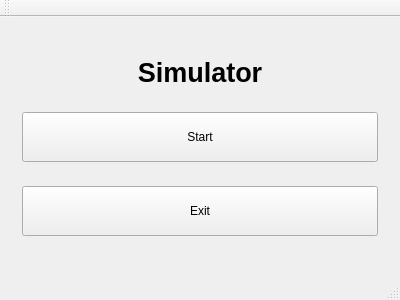
The window that simulator/simulator/mainwindow.ui (yart-group/yart) describes before a commit, drawn with Qt 5.
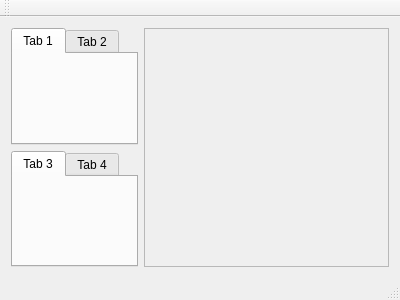
The same window after the commit. The open tabs and pages were chosen to show the change.

Commit message: remove main menu

The edit to the form file:
```diff
--- a/simulator/simulator/mainwindow.ui
+++ b/simulator/simulator/mainwindow.ui
@@ -16,87 +16,12 @@
   <widget class="QWidget" name="centralWidget">
    <layout class="QGridLayout" name="gridLayout">
     <item row="0" column="0">
-     <widget class="QStackedWidget" name="stackedWidget">
-      <property name="currentIndex">
-       <number>1</number>
-      </property>
-      <widget class="QWidget" name="mainMenu">
-       <layout class="QVBoxLayout" name="verticalLayout">
-        <item>
-         <widget class="QLabel" name="logoText">
+     <widget class="QTabWidget" name="upperTabs">
           <property name="sizePolicy">
-           <sizepolicy hsizetype="Preferred" vsizetype="Fixed">
+       <sizepolicy hsizetype="Maximum" vsizetype="Expanding">
             <horstretch>0</horstretch>
             <verstretch>0</verstretch>
            </sizepolicy>
-          </property>
-          <property name="font">
-           <font>
-            <pointsize>20</pointsize>
-            <weight>75</weight>
-            <bold>true</bold>
-           </font>
-          </property>
-          <property name="text">
-           <string>Simulator</string>
-          </property>
-          <property name="alignment">
-           <set>Qt::AlignCenter</set>
-          </property>
-         </widget>
-        </item>
-        <item>
-         <widget class="QPushButton" name="startButton">
-          <property name="minimumSize">
-           <size>
-            <width>0</width>
-            <height>50</height>
-           </size>
-          </property>
-          <property name="text">
-           <string>Start</string>
-          </property>
-         </widget>
-        </item>
-        <item>
-         <widget class="QPushButton" name="exitButton">
-          <property name="minimumSize">
-           <size>
-            <width>0</width>
-            <height>50</height>
-           </size>
-          </property>
-          <property name="sizeIncrement">
-           <size>
-            <width>0</width>
-            <height>0</height>
-           </size>
-          </property>
-          <property name="baseSize">
-           <size>
-            <width>0</width>
-            <height>0</height>
-           </size>
-          </property>
-          <property name="text">
-           <string>Exit</string>
-          </property>
-         </widget>
-        </item>
-       </layout>
-      </widget>
-      <widget class="QWidget" name="mainPage">
-       <layout class="QGridLayout" name="gridLayout_3">
-        <item row="0" column="0">
-         <widget class="QTabWidget" name="uppperTabs">
-          <property name="sizePolicy">
-           <sizepolicy hsizetype="Fixed" vsizetype="Expanding">
-            <horstretch>0</horstretch>
-            <verstretch>0</verstretch>
-           </sizepolicy>
-          </property>
-          <property name="tabShape">
-           <enum>QTabWidget::Rounded</enum>
           </property>
           <property name="currentIndex">
            <number>0</number>
@@ -119,7 +44,7 @@
         <item row="1" column="0">
          <widget class="QTabWidget" name="lowerTabs">
           <property name="sizePolicy">
-           <sizepolicy hsizetype="Fixed" vsizetype="Expanding">
+       <sizepolicy hsizetype="Maximum" vsizetype="Expanding">
             <horstretch>0</horstretch>
             <verstretch>0</verstretch>
            </sizepolicy>
@@ -150,10 +75,6 @@
           <property name="frameShadow">
            <enum>QFrame::Raised</enum>
           </property>
-         </widget>
-        </item>
-       </layout>
-      </widget>
      </widget>
     </item>
    </layout>
```
Lines whose indentation alone changed are shown as unchanged. The commit also changes 7 other files.
